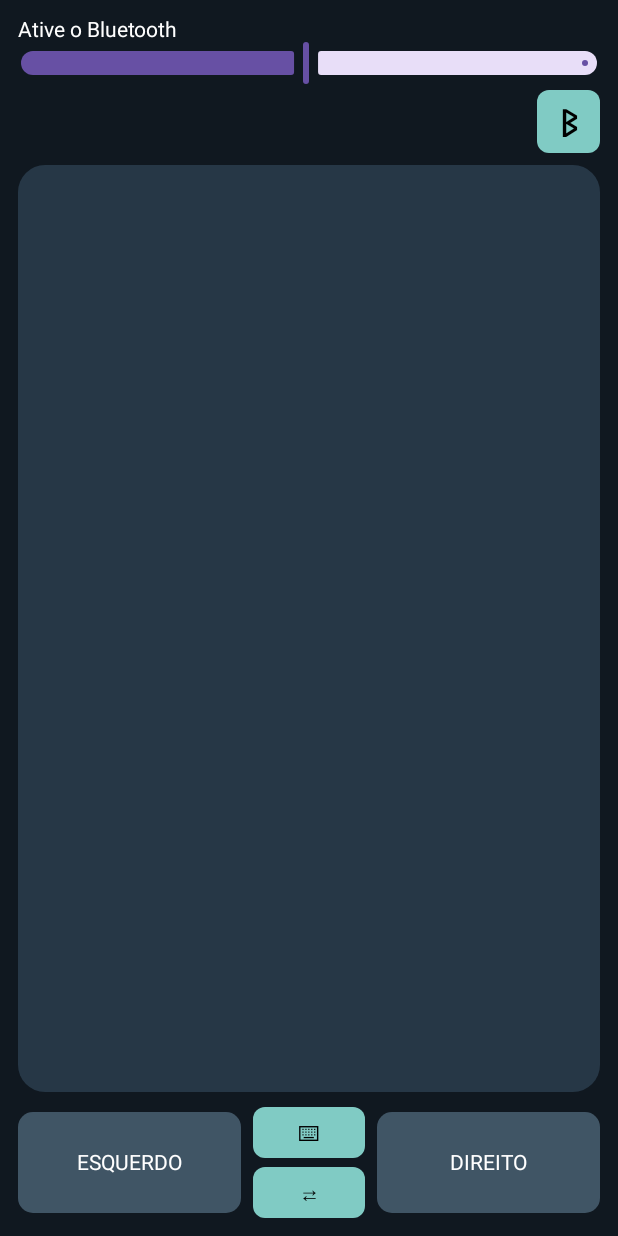
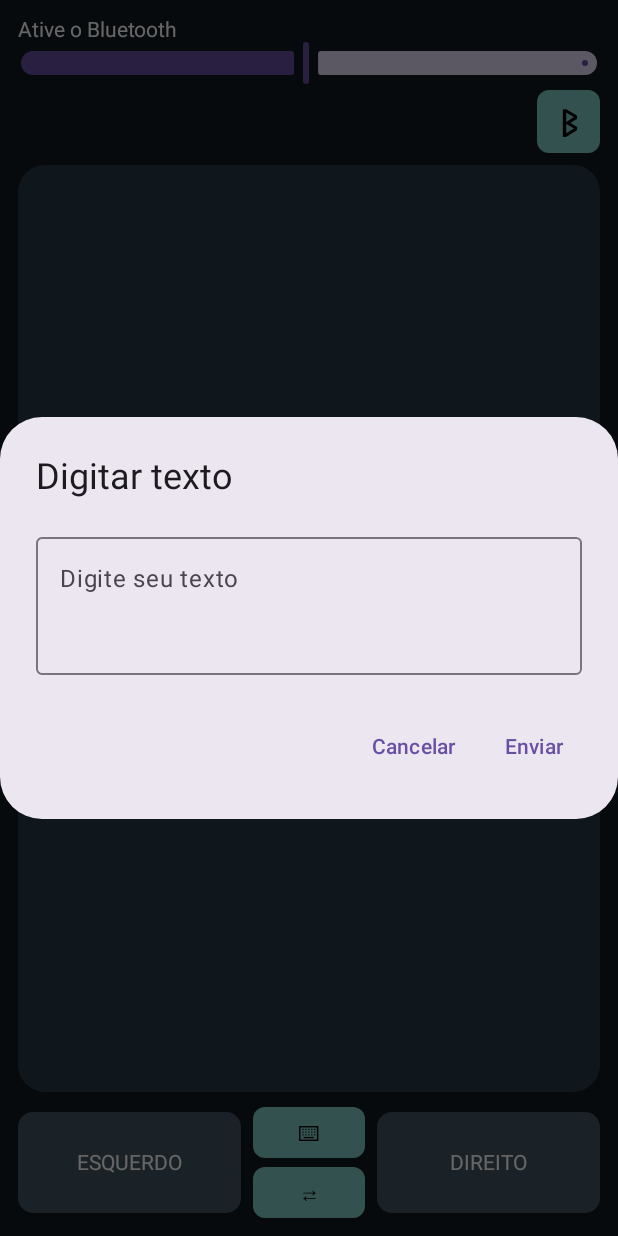
Before and after one commit to williamreichert1986/Bluetooth-Mouse-Novo, an Android app built with Jetpack Compose: the screen it shows after launch (MainActivity), after a tap on an icon or button, on a phone screen of 412 x 824 dp. Run offline under Robolectric (Android 15) with nearby library versions, the phone set to English and light mode, and no system bars; 1 other tap on this screen came first.

Commit message:
Implement text input dialog in MainActivity
Added an AlertDialog for text input with send and cancel options.

```diff
--- a/app/src/main/java/com/example/bluetoothmouse/MainActivity.kt
+++ b/app/src/main/java/com/example/bluetoothmouse/MainActivity.kt
@@ -917,6 +917,50 @@ if (mostrarDispositivos) {
         }
     )
 }
+// JANELA DE DIGITAÇÃO
+if (mostrarTeclado) {
+    AlertDialog(
+        onDismissRequest = {
+            mostrarTeclado = false
+        },
+        title = {
+            Text("Digitar texto")
+        },
+        text = {
+            OutlinedTextField(
+                value = textoDigitado,
+                onValueChange = {
+                    textoDigitado = it
+                },
+                label = {
+                    Text("Digite seu texto")
+                },
+                modifier = Modifier.fillMaxWidth(),
+                minLines = 3
+            )
+        },
+        confirmButton = {
+            TextButton(
+                onClick = {
+                    onSendText(textoDigitado)
+                    textoDigitado = ""
+                    mostrarTeclado = false
+                }
+            ) {
+                Text("Enviar")
+            }
+        },
+        dismissButton = {
+            TextButton(
+                onClick = {
+                    mostrarTeclado = false
+                }
+            ) {
+                Text("Cancelar")
+            }
+        }
+    )
+}
     }
 }
 }
```
